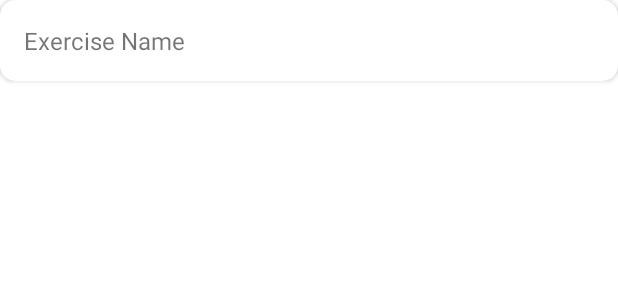
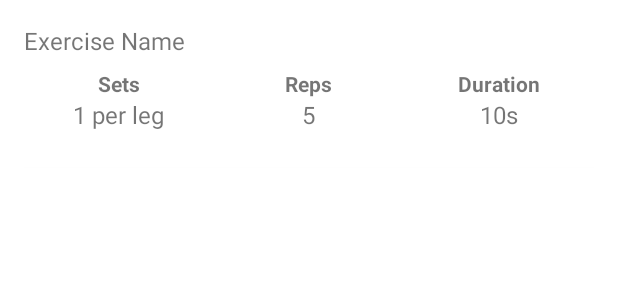
Before and after one commit to karenlinky/physio-tracker, an Android app: the layout exercise_item.xml on its own in the app's theme, with its tools: preview values and no code run, on a phone screen of 412 x 824 dp. Shown: the top 300 px of the screen. Run offline under Robolectric (Android 15) with nearby library versions, the phone set to English and light mode, and no system bars.

Commit message:
Init values for edit exercise page

```diff
--- a/app/src/main/AndroidManifest.xml
+++ b/app/src/main/AndroidManifest.xml
@@ -15,7 +15,6 @@
         <activity
             android:name=".MainActivity"
             android:exported="true"
-            android:screenOrientation="portrait"
             android:label="@string/app_name">
             <intent-filter>
                 <action android:name="android.intent.action.MAIN" />
--- a/app/src/main/res/layout/exercise_item.xml
+++ b/app/src/main/res/layout/exercise_item.xml
@@ -18,97 +18,97 @@
             android:textSize="16sp"
             android:text="Exercise Name"/>
 
-        <FrameLayout
-            android:id="@+id/exerciseItemDetailsPlaceholder"
+<!--        <FrameLayout-->
+<!--            android:id="@+id/exerciseItemDetailsPlaceholder"-->
+<!--            android:layout_width="match_parent"-->
+<!--            android:layout_height="wrap_content" />-->
+
+        <LinearLayout xmlns:android="http://schemas.android.com/apk/res/android"
+            xmlns:tools="http://schemas.android.com/tools"
             android:layout_width="match_parent"
-            android:layout_height="wrap_content" />
+            android:layout_height="wrap_content"
+            tools:context=".ui.commonfragments.ExerciseDetailsFragment">
 
-<!--        <LinearLayout-->
-<!--            android:layout_width="match_parent"-->
-<!--            android:layout_height="wrap_content">-->
+            <RelativeLayout
+                android:id="@+id/containerNumSets"
+                android:layout_width="0dp"
+                android:layout_height="wrap_content"
+                android:layout_weight="1"
+                android:orientation="vertical"
+                android:padding="8dp">
 
-<!--            <RelativeLayout-->
-<!--                android:id="@+id/containerNumSets"-->
-<!--                android:layout_width="0dp"-->
-<!--                android:layout_height="wrap_content"-->
-<!--                android:layout_weight="1"-->
-<!--                android:orientation="vertical"-->
-<!--                android:padding="8dp">-->
-<!--&lt;!&ndash;                app:layout_constraintBottom_toBottomOf="parent"&ndash;&gt;-->
-<!--&lt;!&ndash;                app:layout_constraintStart_toStartOf="parent"&ndash;&gt;-->
-<!--&lt;!&ndash;                app:layout_constraintTop_toTopOf="parent">&ndash;&gt;-->
+                <TextView
+                    android:id="@+id/txtDescNumSets"
+                    android:layout_width="wrap_content"
+                    android:layout_height="wrap_content"
+                    android:layout_centerHorizontal="true"
+                    android:textStyle="bold"
+                    android:text="Sets" />
+                <TextView
+                    android:id="@+id/txtNumSets"
+                    android:layout_width="wrap_content"
+                    android:layout_height="wrap_content"
+                    android:layout_below="@+id/txtDescNumSets"
+                    android:layout_centerHorizontal="true"
+                    android:text="1 per leg"
+                    android:textSize="16sp"
+                    android:textAlignment="center"/>
+            </RelativeLayout>
 
-<!--                <TextView-->
-<!--                    android:id="@+id/txtDescNumSets"-->
-<!--                    android:layout_width="wrap_content"-->
-<!--                    android:layout_height="wrap_content"-->
-<!--                    android:layout_centerHorizontal="true"-->
-<!--                    android:text="Sets" />-->
-<!--                <TextView-->
-<!--                    android:id="@+id/txtNumSets"-->
-<!--                    android:layout_width="wrap_content"-->
-<!--                    android:layout_height="wrap_content"-->
-<!--                    android:layout_below="@+id/txtDescNumSets"-->
-<!--                    android:layout_centerHorizontal="true"-->
-<!--                    android:textStyle="bold"-->
-<!--                    android:text="1 per leg" />-->
-<!--            </RelativeLayout>-->
+            <RelativeLayout
+                android:id="@+id/containerNumReps"
+                android:layout_width="0dp"
+                android:layout_height="wrap_content"
+                android:layout_weight="1"
+                android:orientation="vertical"
+                android:padding="8dp">
 
-<!--            <RelativeLayout-->
-<!--                android:id="@+id/containerNumReps"-->
-<!--                android:layout_width="0dp"-->
-<!--                android:layout_height="wrap_content"-->
-<!--                android:layout_weight="1"-->
-<!--                android:orientation="vertical"-->
-<!--                android:padding="8dp">-->
-<!--&lt;!&ndash;                app:layout_constraintBottom_toBottomOf="parent"&ndash;&gt;-->
-<!--&lt;!&ndash;                app:layout_constraintEnd_toEndOf="parent"&ndash;&gt;-->
-<!--&lt;!&ndash;                app:layout_constraintStart_toStartOf="@+id/containerNumSets"&ndash;&gt;-->
-<!--&lt;!&ndash;                app:layout_constraintTop_toTopOf="parent">&ndash;&gt;-->
+                <TextView
+                    android:id="@+id/txtDescNumReps"
+                    android:layout_width="wrap_content"
+                    android:layout_height="wrap_content"
+                    android:layout_centerHorizontal="true"
+                    android:textStyle="bold"
+                    android:text="Reps" />
+                <TextView
+                    android:id="@+id/txtNumReps"
+                    android:layout_width="wrap_content"
+                    android:layout_height="wrap_content"
+                    android:layout_below="@+id/txtDescNumReps"
+                    android:layout_centerHorizontal="true"
+                    android:text="5"
+                    android:textSize="16sp"
+                    android:textAlignment="center" />
+            </RelativeLayout>
 
-<!--                <TextView-->
-<!--                    android:id="@+id/txtDescNumReps"-->
-<!--                    android:layout_width="wrap_content"-->
-<!--                    android:layout_height="wrap_content"-->
-<!--                    android:layout_centerHorizontal="true"-->
-<!--                    android:text="Reps" />-->
-<!--                <TextView-->
-<!--                    android:id="@+id/txtNumReps"-->
-<!--                    android:layout_width="wrap_content"-->
-<!--                    android:layout_height="wrap_content"-->
-<!--                    android:layout_below="@+id/txtDescNumReps"-->
-<!--                    android:layout_centerHorizontal="true"-->
-<!--                    android:textStyle="bold"-->
-<!--                    android:text="5" />-->
-<!--            </RelativeLayout>-->
+            <RelativeLayout
+                android:id="@+id/containerDuration"
+                android:layout_width="0dp"
+                android:layout_height="wrap_content"
+                android:layout_weight="1"
+                android:orientation="vertical"
+                android:padding="8dp">
 
-<!--            <RelativeLayout-->
-<!--                android:id="@+id/containerDuration"-->
-<!--                android:layout_width="0dp"-->
-<!--                android:layout_height="wrap_content"-->
-<!--                android:layout_weight="1"-->
-<!--                android:orientation="vertical"-->
-<!--                android:padding="8dp">-->
-<!--&lt;!&ndash;                app:layout_constraintBottom_toBottomOf="parent"&ndash;&gt;-->
-<!--&lt;!&ndash;                app:layout_constraintEnd_toEndOf="parent"&ndash;&gt;-->
-<!--&lt;!&ndash;                app:layout_constraintTop_toTopOf="parent">&ndash;&gt;-->
+                <TextView
+                    android:id="@+id/txtDescDuration"
+                    android:layout_width="wrap_content"
+                    android:layout_height="wrap_content"
+                    android:layout_centerHorizontal="true"
+                    android:textStyle="bold"
+                    android:text="Duration"/>
+                <TextView
+                    android:id="@+id/txtDuration"
+                    android:layout_width="wrap_content"
+                    android:layout_height="wrap_content"
+                    android:layout_below="@+id/txtDescDuration"
+                    android:layout_centerHorizontal="true"
+                    android:text="10s"
+                    android:textSize="16sp"
+                    android:textAlignment="center" />
+            </RelativeLayout>
+        </LinearLayout>
 
-<!--                <TextView-->
-<!--                    android:id="@+id/txtDescDuration"-->
-<!--                    android:layout_width="wrap_content"-->
-<!--                    android:layout_height="wrap_content"-->
-<!--                    android:layout_centerHorizontal="true"-->
-<!--                    android:text="Duration"/>-->
-<!--                <TextView-->
-<!--                    android:id="@+id/txtDuration"-->
-<!--                    android:layout_width="wrap_content"-->
-<!--                    android:layout_height="wrap_content"-->
-<!--                    android:layout_below="@+id/txtDescDuration"-->
-<!--                    android:layout_centerHorizontal="true"-->
-<!--                    android:textStyle="bold"-->
-<!--                    android:text="10s" />-->
-<!--            </RelativeLayout>-->
-<!--        </LinearLayout>-->
+
     </LinearLayout>
 
 </androidx.cardview.widget.CardView>
```
Also changed, not shown: app/src/main/java/com/kykarenlin/physiotracker/enums/ExerciseBundleKeys.java (added, +12 -0 lines), app/src/main/java/com/kykarenlin/physiotracker/ui/commonfragments/ExerciseDetailsFragment.java (+9 -4 lines), app/src/main/java/com/kykarenlin/physiotracker/ui/home/EditExerciseFragment.java (+42 -25 lines), app/src/main/java/com/kykarenlin/physiotracker/ui/home/ExerciseAdapter.java (+22 -11 lines), app/src/main/java/com/kykarenlin/physiotracker/ui/home/HomeFragment.java (+10 -2 lines), app/src/main/java/com/kykarenlin/physiotracker/ui/home/ViewExerciseFragment.java (+10 -2 lines).
